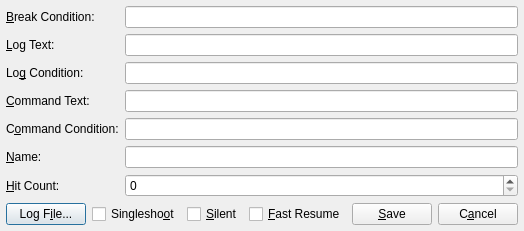
Before: the Qt Designer form src/gui/Src/Gui/EditBreakpointDialog.ui in x64dbg/x64dbg, drawn with Qt 5.
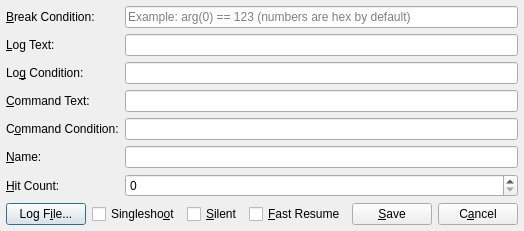
After: the same form once the commit is applied.

```diff
--- a/src/gui/Src/Gui/EditBreakpointDialog.ui
+++ b/src/gui/Src/Gui/EditBreakpointDialog.ui
@@ -67,7 +67,11 @@
       </widget>
      </item>
      <item row="0" column="1">
-      <widget class="QLineEdit" name="editBreakCondition"/>
+      <widget class="QLineEdit" name="editBreakCondition">
+       <property name="placeholderText">
+        <string>Example: arg(0) == 123 (numbers are hex by default)</string>
+       </property>
+      </widget>
      </item>
      <item row="1" column="1">
       <widget class="QLineEdit" name="editLogText"/>
```
Left out of the diff: 3 changed lines with no effect on the pictures.
